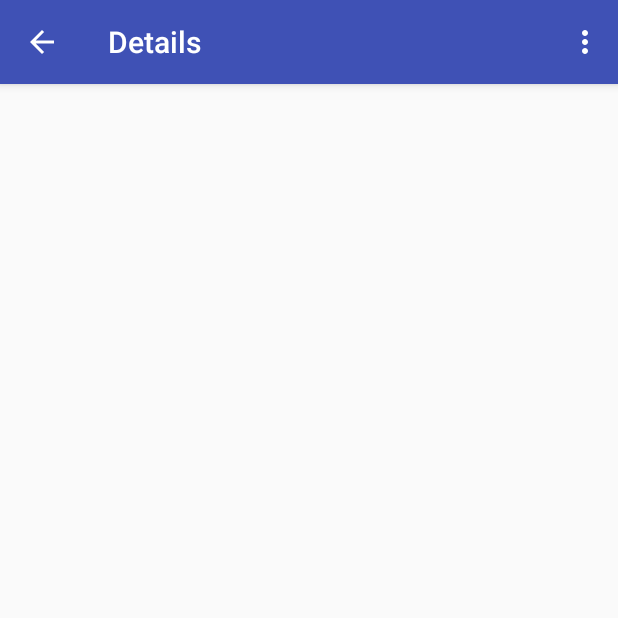
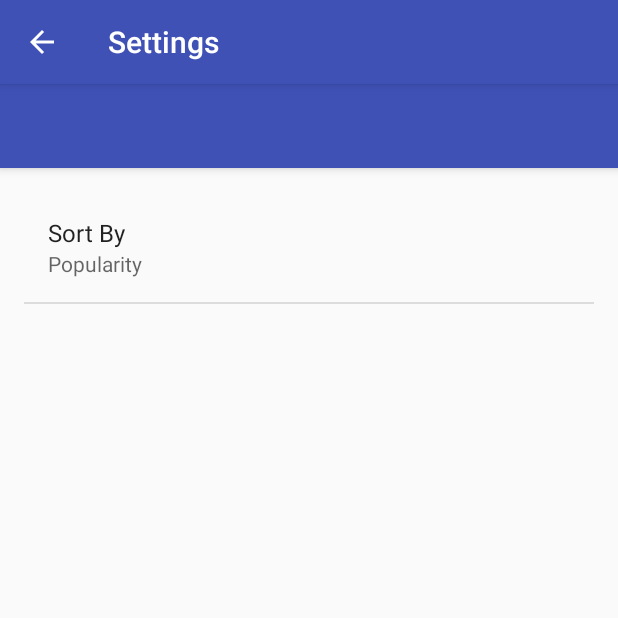
Before and after one commit to ashwinath/Android_Popular_Movies_App, an Android app: the DetailActivity screen opened directly, with no data from a screen before it, in the options menu, after a tap on "Settings", on a phone screen of 412 x 824 dp, the top half of it. Run offline under Robolectric (Android 15) with nearby library versions, the phone set to English and light mode, and no system bars.

Commit message:
preferences included, but settings menu has one extra bar.

```diff
--- a/app/src/main/java/com/example/ashwin/popularmovies/DetailActivity.java
+++ b/app/src/main/java/com/example/ashwin/popularmovies/DetailActivity.java
@@ -39,6 +39,12 @@ public class DetailActivity extends AppCompatActivity {
     @Override
     public boolean onOptionsItemSelected(MenuItem item) {
         int id = item.getItemId();
+
+        if (id == R.id.action_settings) {
+            Intent settingsIntent = new Intent(this, SettingsActivity.class);
+            startActivity(settingsIntent);
+            return true;
+        }
         return super.onOptionsItemSelected(item);
     }
 
--- a/app/src/main/java/com/example/ashwin/popularmovies/MainActivity.java
+++ b/app/src/main/java/com/example/ashwin/popularmovies/MainActivity.java
@@ -1,5 +1,6 @@
 package com.example.ashwin.popularmovies;
 
+import android.content.Intent;
 import android.os.Bundle;
 import android.support.design.widget.FloatingActionButton;
 import android.support.design.widget.Snackbar;
@@ -36,6 +37,8 @@ public class MainActivity extends AppCompatActivity {
 
         //noinspection SimplifiableIfStatement
         if (id == R.id.action_settings) {
+            Intent settingsIntent = new Intent(this, SettingsActivity.class);
+            startActivity(settingsIntent);
             return true;
         }
 
--- /dev/null
+++ b/app/src/main/java/com/example/ashwin/popularmovies/SettingsActivity.java
@@ -0,0 +1,156 @@
+package com.example.ashwin.popularmovies;
+
+import android.content.res.Configuration;
+import android.os.Bundle;
+import android.preference.ListPreference;
+import android.preference.Preference;
+import android.preference.PreferenceActivity;
+import android.preference.PreferenceManager;
+import android.support.annotation.LayoutRes;
+import android.support.annotation.Nullable;
+import android.support.design.widget.FloatingActionButton;
+import android.support.design.widget.Snackbar;
+import android.support.v7.app.ActionBar;
+import android.support.v7.app.AppCompatActivity;
+import android.support.v7.app.AppCompatDelegate;
+import android.support.v7.widget.Toolbar;
+import android.view.MenuInflater;
+import android.view.MenuItem;
+import android.view.View;
+import android.view.ViewGroup;
+
+import java.util.List;
+
+public class SettingsActivity extends PreferenceActivity
+        implements Preference.OnPreferenceChangeListener {
+
+    private AppCompatDelegate mDelegate;
+
+    @Override
+    protected void onCreate(Bundle savedInstanceState) {
+        getDelegate().installViewFactory();
+        getDelegate().onCreate(savedInstanceState);
+        super.onCreate(savedInstanceState);
+        setContentView(R.layout.activity_settings);
+        addPreferencesFromResource(R.xml.pref_general);
+        bindPreferenceSummaryToValue(findPreference(getString(R.string.pref_sort_key)));
+    }
+
+    @Override
+    protected void onPostCreate(Bundle savedInstanceState) {
+        super.onPostCreate(savedInstanceState);
+        getDelegate().onPostCreate(savedInstanceState);
+    }
+
+    public ActionBar getSupportActionBar() {
+        return getDelegate().getSupportActionBar();
+    }
+
+    public void setSupportActionBar(@Nullable Toolbar toolbar) {
+        getDelegate().setSupportActionBar(toolbar);
+    }
+
+    @Override
+    public MenuInflater getMenuInflater() {
+        return getDelegate().getMenuInflater();
+    }
+
+    @Override
+    public void setContentView(@LayoutRes int layoutResID) {
+        getDelegate().setContentView(layoutResID);
+    }
+
+    @Override
+    public void setContentView(View view) {
+        getDelegate().setContentView(view);
+    }
+
+    @Override
+    public void setContentView(View view, ViewGroup.LayoutParams params) {
+        getDelegate().setContentView(view, params);
+    }
+
+    @Override
+    public void addContentView(View view, ViewGroup.LayoutParams params) {
+        getDelegate().addContentView(view, params);
+    }
+
+    @Override
+    protected void onPostResume() {
+        super.onPostResume();
+        getDelegate().onPostResume();
+    }
+
+    @Override
+    protected void onTitleChanged(CharSequence title, int color) {
+        super.onTitleChanged(title, color);
+        getDelegate().setTitle(title);
+    }
+
+    @Override
+    public void onConfigurationChanged(Configuration newConfig) {
+        super.onConfigurationChanged(newConfig);
+        getDelegate().onConfigurationChanged(newConfig);
+    }
+
+    @Override
+    protected void onStop() {
+        super.onStop();
+        getDelegate().onStop();
+    }
+
+    @Override
+    protected void onDestroy() {
+        super.onDestroy();
+        getDelegate().onDestroy();
+    }
+
+    public void invalidateOptionsMenu() {
+        getDelegate().invalidateOptionsMenu();
+    }
+
+    private AppCompatDelegate getDelegate() {
+        if (mDelegate == null) {
+            mDelegate = AppCompatDelegate.create(this, null);
+        }
+        return mDelegate;
+    }
+    // above this are settings needed for the actionbar
+
+    @Override
+    public boolean onOptionsItemSelected(MenuItem item) {
+        switch (item.getItemId()) {
+            case android.R.id.home:
+                this.finish();
+                return true;
+        }
+        return super.onOptionsItemSelected(item);
+    }
+
+    private void bindPreferenceSummaryToValue(Preference preference) {
+        // stay awhile and listen!
+        preference.setOnPreferenceChangeListener(this);
+        // triggers straight after listening
+        onPreferenceChange(preference, PreferenceManager
+                .getDefaultSharedPreferences(preference.getContext())
+                .getString(preference.getKey(), ""));
+    }
+
+    @Override
+    public boolean onPreferenceChange(Preference preference, Object value) {
+        String stringValue = value.toString();
+        if (preference instanceof ListPreference) {
+            // for list preferences, look up the correct display value in
+            // the preference's 'entries' list (since they have separate labels/values)
+            ListPreference listPreference = (ListPreference) preference;
+            int prefIndex = listPreference.findIndexOfValue(stringValue);
+            if (prefIndex >= 0) {
+                preference.setSummary(listPreference.getEntries()[prefIndex]);
+            }
+        } else {
+            // for other preferences, set the summary to the value's simple string representation
+            preference.setSummary(stringValue);
+        }
+        return true;
+    }
+}
--- /dev/null
+++ b/app/src/main/res/layout/activity_settings.xml
@@ -0,0 +1,26 @@
+<?xml version="1.0" encoding="utf-8"?>
+<android.support.design.widget.CoordinatorLayout xmlns:android="http://schemas.android.com/apk/res/android"
+    xmlns:app="http://schemas.android.com/apk/res-auto"
+    xmlns:tools="http://schemas.android.com/tools"
+    android:layout_width="match_parent"
+    android:layout_height="match_parent"
+    android:fitsSystemWindows="true"
+    tools:context="com.example.ashwin.popularmovies.SettingsActivity">
+
+    <android.support.design.widget.AppBarLayout
+        android:layout_width="match_parent"
+        android:layout_height="wrap_content"
+        android:theme="@style/AppTheme.AppBarOverlay">
+
+        <android.support.v7.widget.Toolbar
+            android:id="@+id/toolbar"
+            android:layout_width="match_parent"
+            android:layout_height="?attr/actionBarSize"
+            android:background="?attr/colorPrimary"
+            app:popupTheme="@style/AppTheme.PopupOverlay" />
+
+    </android.support.design.widget.AppBarLayout>
+
+    <include layout="@layout/content_settings" />
+
+</android.support.design.widget.CoordinatorLayout>
--- /dev/null
+++ b/app/src/main/res/layout/content_settings.xml
@@ -0,0 +1,19 @@
+<?xml version="1.0" encoding="utf-8"?>
+<RelativeLayout xmlns:android="http://schemas.android.com/apk/res/android"
+    xmlns:app="http://schemas.android.com/apk/res-auto"
+    xmlns:tools="http://schemas.android.com/tools"
+    android:layout_width="match_parent"
+    android:layout_height="match_parent"
+    android:paddingBottom="@dimen/activity_vertical_margin"
+    android:paddingLeft="@dimen/activity_horizontal_margin"
+    android:paddingRight="@dimen/activity_horizontal_margin"
+    android:paddingTop="@dimen/activity_vertical_margin"
+    app:layout_behavior="@string/appbar_scrolling_view_behavior"
+    tools:context="com.example.ashwin.popularmovies.SettingsActivity"
+    tools:showIn="@layout/activity_settings">
+
+    <ListView android:id="@android:id/list"
+        android:layout_width="fill_parent"
+        android:layout_height="fill_parent"/>
+
+</RelativeLayout>
--- /dev/null
+++ b/app/src/main/res/values/arrays.xml
@@ -0,0 +1,13 @@
+<?xml version="1.0" encoding="utf-8"?>
+<resources>
+
+    <string-array name="pref_sort_list">
+        <item>@string/pref_sort_label_popularity</item>
+        <item>@string/pref_sort_label_user_rating</item>
+    </string-array>
+
+    <string-array name="pref_sort_values">
+        <item>@string/pref_sort_popularity</item>
+        <item>@string/pref_sort_user_rating</item>
+    </string-array>
+</resources>
--- a/app/src/main/res/values/strings.xml
+++ b/app/src/main/res/values/strings.xml
@@ -3,4 +3,11 @@
     <string name="action_settings">Settings</string>
     <string name="action_refresh">Refresh</string>
     <string name="title_activity_detail">Details</string>
+    <string name="title_activity_settings">Settings</string>
+    <string name="pref_sort">Sort By</string>
+    <string name="pref_sort_key">Popularity</string>
+    <string name="pref_sort_popularity">popularity.desc</string>
+    <string name="pref_sort_label_popularity">Popularity</string>
+    <string name="pref_sort_label_user_rating">User Ratings</string>
+    <string name="pref_sort_user_rating">vote_average.desc</string>
 </resources>
--- /dev/null
+++ b/app/src/main/res/xml/pref_general.xml
@@ -0,0 +1,12 @@
+<?xml version="1.0" encoding="utf-8"?>
+<PreferenceScreen xmlns:android="http://schemas.android.com/apk/res/android">
+    android:layout_width="match_parent"
+    android:layout_height="match_parent">
+    <ListPreference
+        android:title="@string/pref_sort"
+        android:key="@string/pref_sort_key"
+        android:defaultValue="@string/pref_sort_popularity"
+        android:entryValues="@array/pref_sort_values"
+        android:entries="@array/pref_sort_list" />
+
+</PreferenceScreen>
```
Also changed, not shown: app/src/main/AndroidManifest.xml (+9 -0 lines), app/src/main/java/com/example/ashwin/popularmovies/MainActivityFragment.java (+8 -6 lines).
